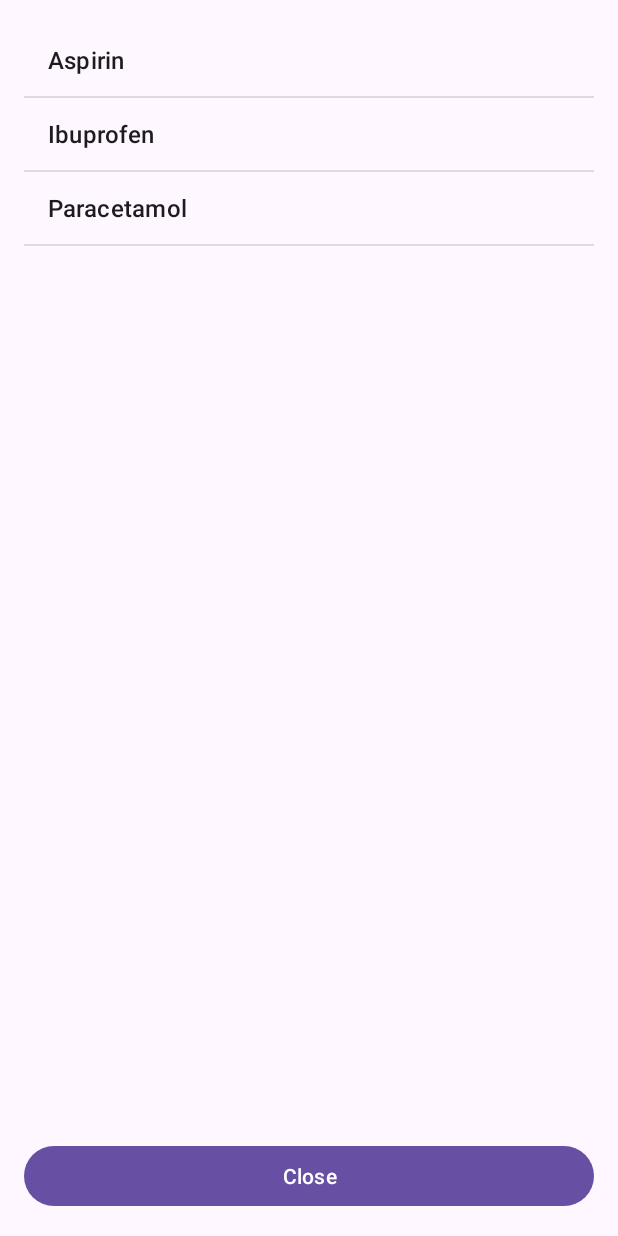
After one commit to nikan2110/temi-client-elder-people, an Android app: the MedicationListActivity screen opened directly, with no data from a screen before it, on a phone screen of 412 x 824 dp. The commit adds this screen. Run offline under Robolectric (Android 15) with nearby library versions, the phone set to English and light mode, and no system bars.

Commit message:
bug fixed

```diff
--- a/app/src/main/AndroidManifest.xml
+++ b/app/src/main/AndroidManifest.xml
@@ -7,6 +7,7 @@
     <uses-permission android:name="android.permission.SCHEDULE_EXACT_ALARM" />
     <uses-permission android:name="com.android.alarm.permission.SET_ALARM" />
     <uses-permission android:name="android.permission.SCHEDULE_EXACT_ALARM" />
+    <uses-permission android:name="android.permission.SYSTEM_ALERT_WINDOW" />
 
     <application
         android:allowBackup="true"
@@ -18,6 +19,9 @@
         android:theme="@style/Theme.TemiElderPeople"
         android:usesCleartextTraffic="true"
         tools:targetApi="31">
+        <activity
+            android:name=".ui.MedicationListActivity"
+            android:exported="false" />
         <activity
             android:name=".ui.VideoActivity"
             android:exported="false" />
--- a/app/src/main/java/il/meuhedet/temielderpeople/api/controllers/ActivityController.java
+++ b/app/src/main/java/il/meuhedet/temielderpeople/api/controllers/ActivityController.java
@@ -16,7 +16,7 @@ import retrofit2.http.Query;
 
 public interface ActivityController {
 
-    @POST("activities")
+    @POST("activities/activity")
     Call<ActivityDTO> createActivity(@Body ActivityDTO userRegistrationDTO,
                                      @Query("user_id") String userId);
 
--- a/app/src/main/java/il/meuhedet/temielderpeople/api/retrofit/RetrofitClientTemiServer.java
+++ b/app/src/main/java/il/meuhedet/temielderpeople/api/retrofit/RetrofitClientTemiServer.java
@@ -20,7 +20,7 @@ public class RetrofitClientTemiServer {
 
         if (retrofit==null) {
             retrofit = new Retrofit.Builder()
-                    .baseUrl("http://172.18.1.7:8000/temi/")
+                    .baseUrl("http://20.229.141.8:8000/temi/")
                     .client(okHttpClient)
                     .addConverterFactory(GsonConverterFactory.create())
                     .build();
--- a/app/src/main/java/il/meuhedet/temielderpeople/ui/AddActivityActivity.java
+++ b/app/src/main/java/il/meuhedet/temielderpeople/ui/AddActivityActivity.java
@@ -89,10 +89,12 @@ public class AddActivityActivity extends AppCompatActivity {
 
     private void sendDataToServer(ActivityDTO newActivityDTO) {
         String userId = sharedPreferencesManager.getUserId();
+        Log.i("userId", userId);
         activityController.createActivity(newActivityDTO, userId).enqueue(new Callback<ActivityDTO>() {
 
             @Override
             public void onResponse(Call<ActivityDTO> call, Response<ActivityDTO> response) {
+                Log.i("responseCode", String.valueOf(response.code()));
                 if (response.code() == 200) {
                     ActivityDTO activityDTO = response.body();
                     if (activityDTO != null) {
--- /dev/null
+++ b/app/src/main/java/il/meuhedet/temielderpeople/ui/MedicationListActivity.java
@@ -0,0 +1,59 @@
+package il.meuhedet.temielderpeople.ui;
+
+import android.os.Bundle;
+import android.widget.ArrayAdapter;
+import android.widget.Button;
+import android.widget.ListView;
+import android.widget.Toast;
+import androidx.appcompat.app.AppCompatActivity;
+import android.app.AlertDialog;
+import java.util.ArrayList;
+import java.util.Arrays;
+
+import il.meuhedet.temielderpeople.R;
+
+public class MedicationListActivity extends AppCompatActivity {
+
+    private ArrayList<String> medications;
+    private ArrayAdapter<String> adapter;
+
+    @Override
+    protected void onCreate(Bundle savedInstanceState) {
+        super.onCreate(savedInstanceState);
+        setContentView(R.layout.activity_medication_list);
+        setTitle("Medications to Take");
+
+        Button closeButton = findViewById(R.id.closeButton);
+
+        closeButton.setOnClickListener(v -> finish());
+
+        medications = new ArrayList<>(Arrays.asList("Aspirin", "Ibuprofen", "Paracetamol"));
+        ListView listView = findViewById(R.id.listViewMedications);
+        adapter = new ArrayAdapter<>(this, android.R.layout.simple_list_item_1, medications);
+        listView.setAdapter(adapter);
+
+        listView.setOnItemClickListener((parent, view, position, id) -> {
+            askMedicationConfirmation(medications.get(position));
+        });
+
+        Toast.makeText(this, "Please check your medication list and confirm each as you take them.", Toast.LENGTH_LONG).show();
+    }
+
+    private void askMedicationConfirmation(String medication) {
+        AlertDialog.Builder builder = new AlertDialog.Builder(this);
+        builder.setTitle("Confirm Medication");
+        builder.setMessage("Did you take your " + medication + "?");
+
+        builder.setPositiveButton("Yes", (dialog, which) -> {
+            medications.remove(medication);
+            adapter.notifyDataSetChanged();
+            Toast.makeText(this, "Great, I've noted that you took your " + medication + ".", Toast.LENGTH_LONG).show();
+        });
+
+        builder.setNegativeButton("No", (dialog, which) -> {
+            Toast.makeText(this, "Please remember to take your \" + medication + \".", Toast.LENGTH_LONG).show();
+        });
+
+        builder.create().show();
+    }
+}
--- a/app/src/main/res/layout/activity_add_activity.xml
+++ b/app/src/main/res/layout/activity_add_activity.xml
@@ -61,4 +61,7 @@
         android:layout_height="wrap_content"
         android:text="Save Activity" />
 
+
+
+
 </LinearLayout>
--- /dev/null
+++ b/app/src/main/res/layout/activity_medication_list.xml
@@ -0,0 +1,19 @@
+<?xml version="1.0" encoding="utf-8"?>
+<LinearLayout xmlns:android="http://schemas.android.com/apk/res/android"
+    android:layout_width="match_parent"
+    android:layout_height="match_parent"
+    android:orientation="vertical"
+    android:padding="16dp">
+
+    <ListView
+        android:id="@+id/listViewMedications"
+        android:layout_width="match_parent"
+        android:layout_height="0dp"
+        android:layout_weight="1"/>
+
+    <Button
+        android:id="@+id/closeButton"
+        android:layout_width="match_parent"
+        android:layout_height="wrap_content"
+        android:text="Close"/>
+</LinearLayout>
```
Also changed, not shown: app/src/main/java/il/meuhedet/temielderpeople/ui/RemindersActivity.java (+7 -6 lines), app/src/main/java/il/meuhedet/temielderpeople/utils/ReminderBroadcastReceiver.java (+10 -0 lines), app/src/main/res/layout/activity_reminders.xml (+25 -22 lines).
